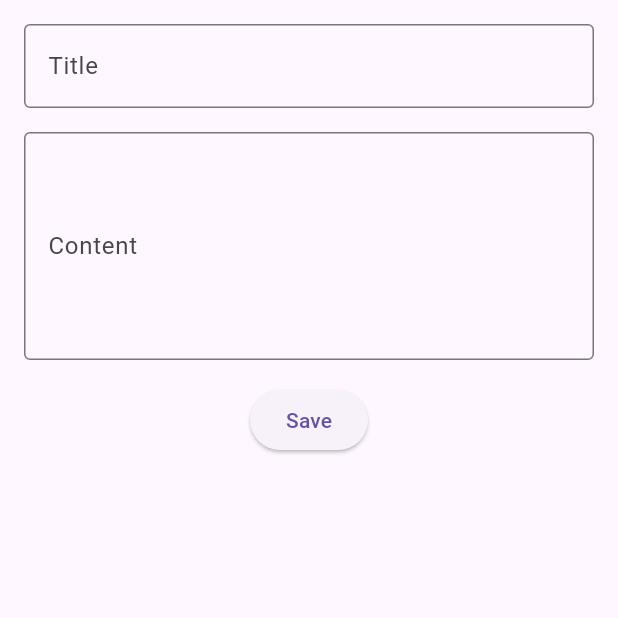
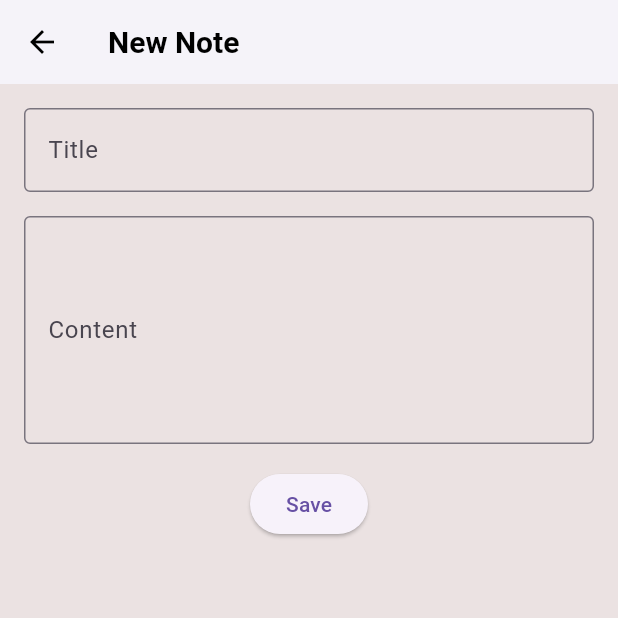
Before and after one commit to aguilanbon/note-taking-app, a Flutter app: the screen it shows after launch, after a tap on the "add" icon, on a phone screen of 412 x 824 dp, the top half of it. Run offline on Flutter 3.47's test engine with Material 3 defaults, Android fonts, the phone set to English and light mode, and no system bars; our stand-ins replace bloc, flutter_bloc, freezed_annotation, go_router, shared_preferences; network calls fail.

Commit message:
custom appbar

```diff
--- /dev/null
+++ b/lib/components/custom_appbar.dart
@@ -0,0 +1,44 @@
+import 'package:flutter/material.dart';
+import 'package:go_router/go_router.dart';
+
+class CustomAppBar extends StatelessWidget implements PreferredSizeWidget {
+  final String title;
+  final bool showLogo;
+  final bool showBackButton;
+
+  const CustomAppBar({
+    Key? key,
+    required this.title,
+    this.showLogo = false,
+    this.showBackButton = false,
+  }) : super(key: key);
+
+  @override
+  Widget build(BuildContext context) {
+    return AppBar(
+      backgroundColor: Colors.white,
+      elevation: 2,
+      leading: showLogo
+          ? const Icon(Icons.notes_rounded, color: Colors.black)
+          : showBackButton
+              ? IconButton(
+                  icon: const Icon(Icons.arrow_back, color: Colors.black),
+                  onPressed: () {
+                    context.go('/');
+                  },
+                )
+              : null,
+      title: Text(
+        title,
+        style: const TextStyle(
+          color: Colors.black,
+          fontWeight: FontWeight.bold,
+          fontSize: 20,
+        ),
+      ),
+    );
+  }
+
+  @override
+  Size get preferredSize => const Size.fromHeight(kToolbarHeight);
+}
--- a/lib/components/screen_wrapper.dart
+++ /dev/null
@@ -1,15 +0,0 @@
-import 'package:flutter/material.dart';
-
-class ScreenWrapper extends StatelessWidget {
-  const ScreenWrapper({super.key, required this.child});
-
-  final Widget child;
-
-  @override
-  Widget build(BuildContext context) {
-    return Scaffold(
-      appBar: AppBar(),
-      body: child,
-    );
-  }
-}
--- a/lib/main.dart
+++ b/lib/main.dart
@@ -16,6 +16,10 @@ class MainApp extends StatelessWidget {
     return BlocProvider<NotesCubit>(
       create: (context) => NotesCubit(NotesServices())..getInitNotes(),
       child: MaterialApp.router(
+        theme: ThemeData(
+          primaryColor: Colors.blueAccent,
+          scaffoldBackgroundColor: const Color.fromARGB(255, 235, 226, 226),
+        ),
         routerConfig: AppRoutes.router,
         debugShowCheckedModeBanner: false,
       ),
--- a/lib/pages/add_edit_note_screen.dart
+++ b/lib/pages/add_edit_note_screen.dart
@@ -1,5 +1,6 @@
 import 'package:flutter/material.dart';
 import 'package:flutter_bloc/flutter_bloc.dart';
+import 'package:note_taking_app/components/custom_appbar.dart';
 import 'package:note_taking_app/cubit/notes_cubit.dart';
 import 'package:note_taking_app/models/note.dart';
 
@@ -18,6 +19,10 @@ class AddEditNoteScreen extends StatelessWidget {
     }
 
     return Scaffold(
+      appBar: CustomAppBar(
+        title: note != null ? 'Edit Note' : 'New Note',
+        showBackButton: true,
+      ),
       body: SafeArea(
         child: BlocConsumer<NotesCubit, NotesState>(
           listener: (context, state) {
--- a/lib/pages/note_list_screen.dart
+++ b/lib/pages/note_list_screen.dart
@@ -1,6 +1,7 @@
 import 'package:flutter/material.dart';
 import 'package:flutter_bloc/flutter_bloc.dart';
 import 'package:go_router/go_router.dart';
+import 'package:note_taking_app/components/custom_appbar.dart';
 import 'package:note_taking_app/cubit/notes_cubit.dart';
 
 class NotesListScreen extends StatelessWidget {
@@ -12,6 +13,10 @@ class NotesListScreen extends StatelessWidget {
       context.read<NotesCubit>().getNotesFromCache();
     });
     return Scaffold(
+        appBar: const CustomAppBar(
+          title: 'Note Taking App',
+          showLogo: true,
+        ),
         floatingActionButton: FloatingActionButton(
           onPressed: () {
             context.go('/add-edit-note');
--- a/lib/pages/view_note_screen.dart
+++ b/lib/pages/view_note_screen.dart
@@ -1,5 +1,6 @@
 import 'package:flutter/material.dart';
 import 'package:flutter_bloc/flutter_bloc.dart';
+import 'package:note_taking_app/components/custom_appbar.dart';
 import 'package:note_taking_app/cubit/notes_cubit.dart';
 
 class NoteDetailScreen extends StatelessWidget {
@@ -13,6 +14,10 @@ class NoteDetailScreen extends StatelessWidget {
       context.read<NotesCubit>().getNoteById(id);
     });
     return Scaffold(
+      appBar: const CustomAppBar(
+        title: 'View',
+        showBackButton: true,
+      ),
       body: BlocBuilder<NotesCubit, NotesState>(
         builder: (context, state) {
           return state.maybeWhen(
```
